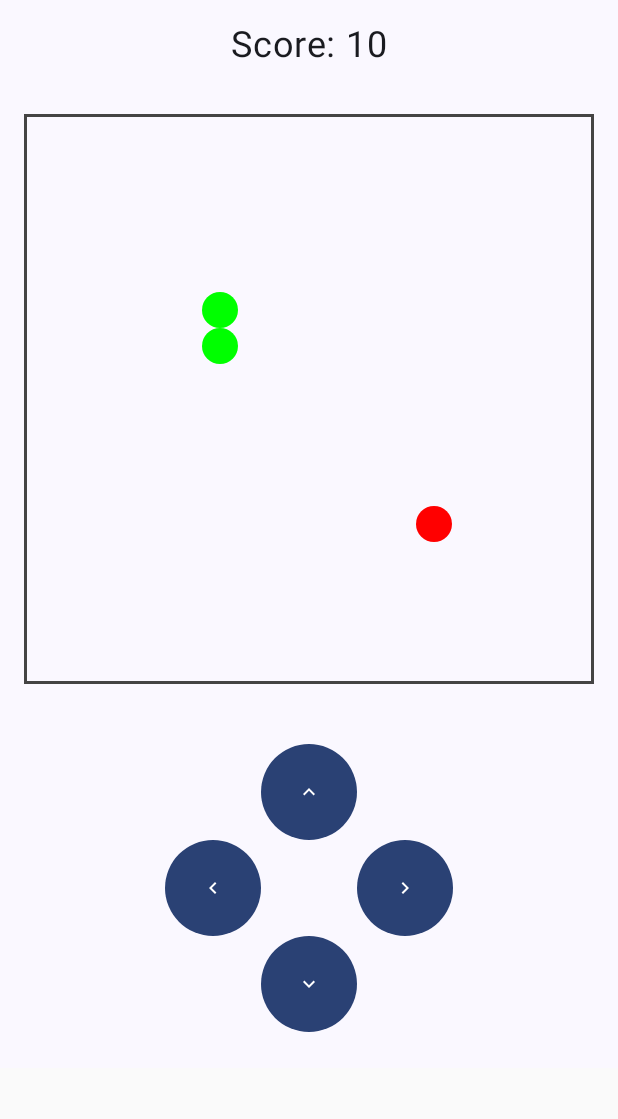
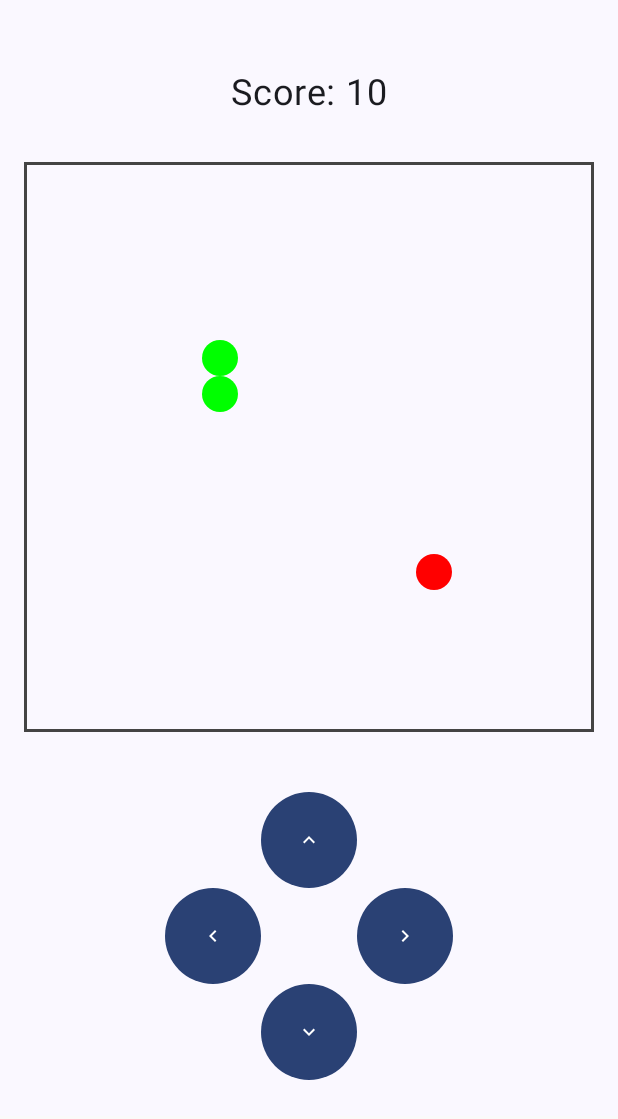
Before and after one commit to Edge-html/Final-Snake-Game-Repo, an Android app built with Jetpack Compose: the screen it shows after launch (MainActivity), after a tap on "Down", on a phone screen of 412 x 824 dp. Shown: the top 1119 px of the screen. Run offline under Robolectric (Android 15) with nearby library versions, the phone set to English and light mode, and no system bars; 3 other taps on this screen came first.

Commit message:
Game with scoring system1

```diff
--- a/app/src/main/java/com/snake/snakes2/data/GameState.kt
+++ b/app/src/main/java/com/snake/snakes2/data/GameState.kt
@@ -1,3 +1,4 @@
+//GameState.kt
 package com.snake.snakes2.data
 
 data class GameState(
--- a/app/src/main/java/com/snake/snakes2/di/GameModule.kt
+++ b/app/src/main/java/com/snake/snakes2/di/GameModule.kt
@@ -1,3 +1,4 @@
+//GameModule.kt
 package com.snake.snakes2.di
 
 object GameModule {
--- a/app/src/main/java/com/snake/snakes2/domain/GameUseCase.kt
+++ b/app/src/main/java/com/snake/snakes2/domain/GameUseCase.kt
@@ -1,3 +1,4 @@
+//GameUseCase.kt
 package com.snake.snakes2.domain
 
 import com.snake.snakes2.data.GameState
@@ -20,6 +21,7 @@ class GameUseCase {
         }
 
     var speed = 150L  // Initial speed in milliseconds
+    private var fruitsEaten = 0 // Track number of eaten fruits
 
     suspend fun updateGame() {
         mutex.withLock {
@@ -30,22 +32,35 @@ class GameUseCase {
                 )
             }
 
-            val snakeLength = if (newPosition == mutableState.value.food) {
-                // If snake eats food, increase length, score, and speed
+            val isEatingFood = newPosition == mutableState.value.food
+
+            if (isEatingFood) {
+                // Increase fruitsEaten count
+                fruitsEaten++
+
+                // Calculate score per fruit (increments every 5 fruits)
+                val pointsPerFruit = 10 + (fruitsEaten / 5) * 5
+
+                // Update state with new food position, increased score
                 mutableState.update {
                     it.copy(
                         food = Pair(Random().nextInt(BOARD_SIZE), Random().nextInt(BOARD_SIZE)),
-                        score = it.score + 10 // Increase score by 10 points
+                        score = it.score + pointsPerFruit
                     )
                 }
+
+                // Speed up the game gradually
                 speed = (speed * 0.9).toLong().coerceAtLeast(50L)
-                mutableState.value.snake.size + 1
-            } else {
-                mutableState.value.snake.size
             }
 
+            // Update snake's body
+            val newSnake = listOf(newPosition) + mutableState.value.snake
+
+            // If eating food, keep the full length, otherwise remove the last part
+            val updatedSnake = if (isEatingFood) newSnake else newSnake.dropLast(1)
+
             mutableState.update {
-                it.copy(snake = listOf(newPosition) + it.snake.take(snakeLength - 1))
+                it.copy(snake = updatedSnake)
             }
         }
     }
--- a/app/src/main/java/com/snake/snakes2/ui/game/GameScreen.kt
+++ b/app/src/main/java/com/snake/snakes2/ui/game/GameScreen.kt
@@ -1,3 +1,4 @@
+//GameScreen.kt
 import androidx.compose.foundation.layout.*
 import androidx.compose.material3.Text
 import androidx.compose.runtime.Composable
@@ -16,7 +17,10 @@ import com.snake.snakes2.viewmodel.GameViewModel
 fun GameScreen(gameViewModel: GameViewModel = viewModel()) {
     val state = gameViewModel.state.collectAsState()
 
-    Column(horizontalAlignment = Alignment.CenterHorizontally) {
+    Column(
+        horizontalAlignment = Alignment.CenterHorizontally,
+        modifier = Modifier.padding(top = 32.dp) // Add top padding here
+    ) {
         Text(
             text = "Score: ${state.value.score}",
             fontSize = 24.sp,
--- a/app/src/main/java/com/snake/snakes2/viewmodel/GameViewModel.kt
+++ b/app/src/main/java/com/snake/snakes2/viewmodel/GameViewModel.kt
@@ -1,3 +1,4 @@
+//GameViewModel.kt
 package com.snake.snakes2.viewmodel
 
 import androidx.lifecycle.ViewModel
```
